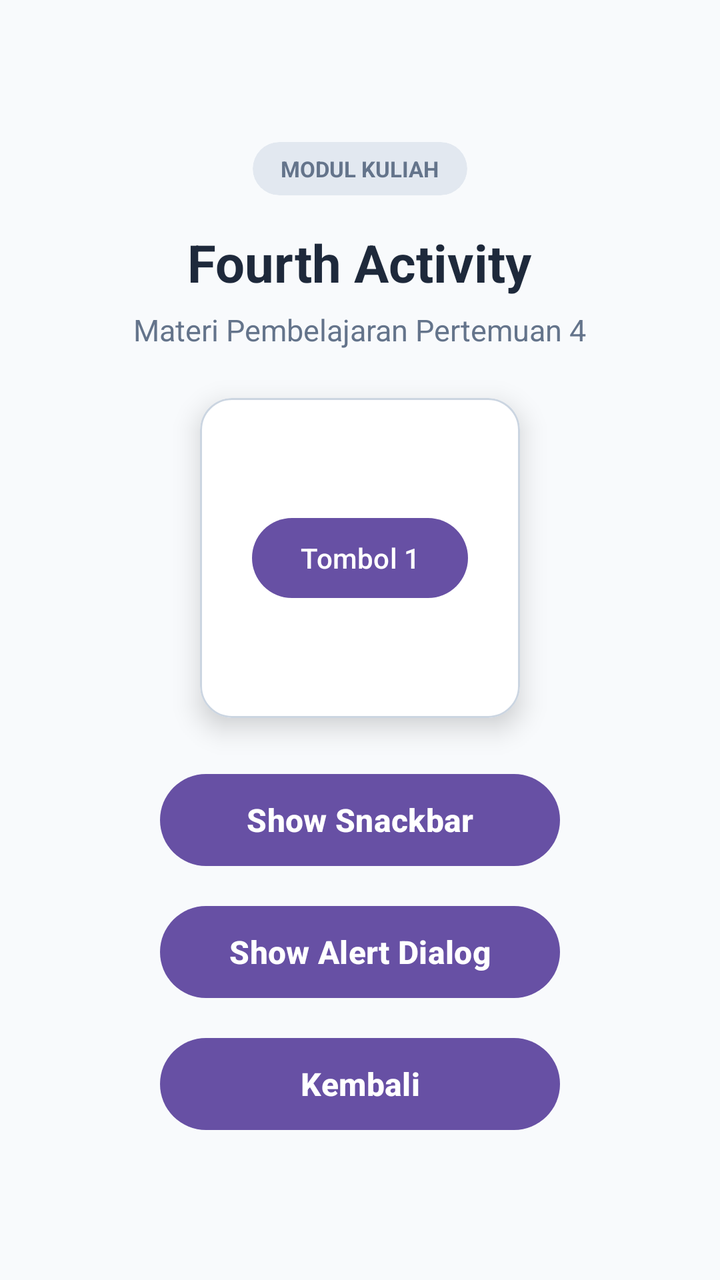
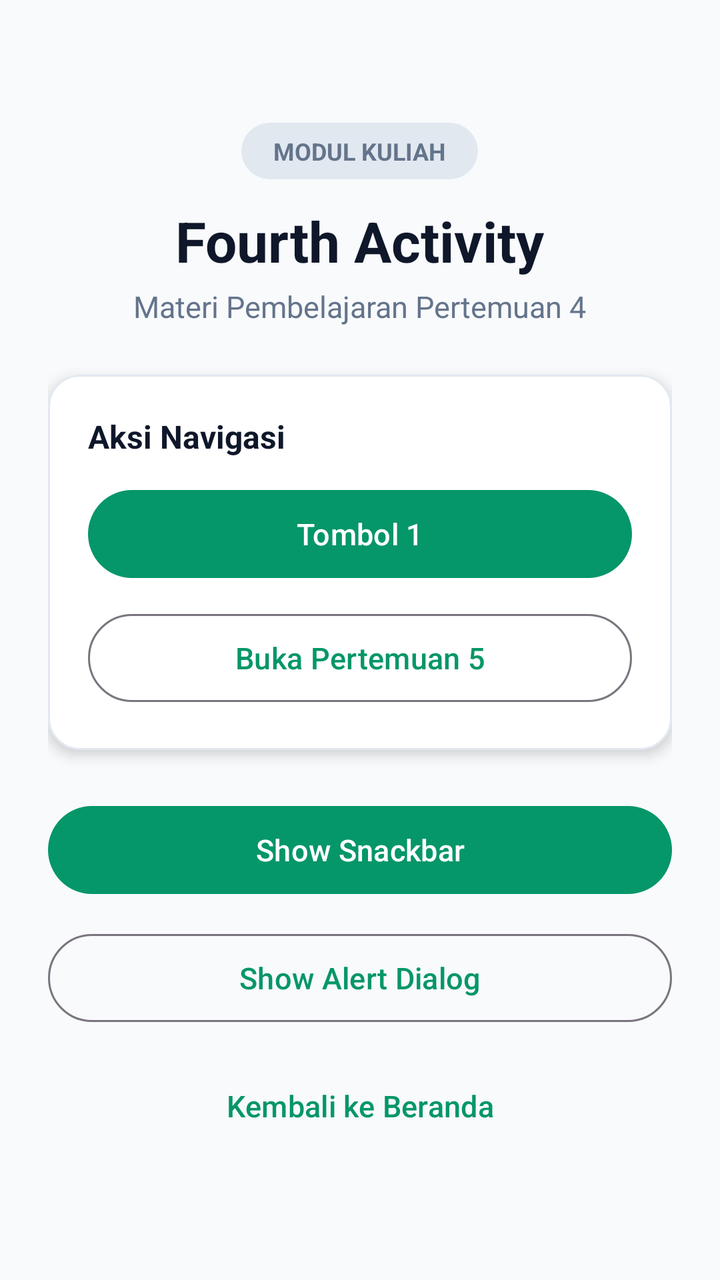

Compare the two renders of this Android layout. The source of the first and the diff that turns it into the second are given below.
<!-- AndroidManifest.xml: application theme Theme.Zikra -->
<!-- res/layout/activity_fourth.xml -->
<?xml version="1.0" encoding="utf-8"?>
<androidx.constraintlayout.widget.ConstraintLayout
    xmlns:android="http://schemas.android.com/apk/res/android"
    xmlns:app="http://schemas.android.com/apk/res-auto"
    xmlns:tools="http://schemas.android.com/tools"
    android:id="@+id/main"
    android:layout_width="match_parent"
    android:layout_height="match_parent"
    android:background="#F8FAFC"
    tools:context=".pertemuan_4.FourthActivity">

    
    <LinearLayout
        android:layout_width="match_parent"
        android:layout_height="wrap_content"
        android:orientation="vertical"
        android:gravity="center"
        android:padding="32dp"
        app:layout_constraintBottom_toBottomOf="parent"
        app:layout_constraintEnd_toEndOf="parent"
        app:layout_constraintStart_toStartOf="parent"
        app:layout_constraintTop_toTopOf="parent">

        
        <androidx.cardview.widget.CardView
            android:layout_width="wrap_content"
            android:layout_height="wrap_content"
            android:layout_marginBottom="16dp"
            app:cardBackgroundColor="#E2E8F0"
            app:cardCornerRadius="16dp"
            app:cardElevation="0dp">

            <TextView
                android:layout_width="wrap_content"
                android:layout_height="wrap_content"
                android:paddingHorizontal="14dp"
                android:paddingVertical="6dp"
                android:text="MODUL KULIAH"
                android:textColor="#64748B"
                android:textSize="11sp"
                android:textStyle="bold" />
        </androidx.cardview.widget.CardView>

        
        <TextView
            android:id="@+id/tvFourthTitle"
            android:layout_width="wrap_content"
            android:layout_height="wrap_content"
            android:text="Fourth Activity"
            android:textColor="#1E293B"
            android:textSize="26sp"
            android:textStyle="bold" />

        
        <TextView
            android:layout_width="wrap_content"
            android:layout_height="wrap_content"
            android:text="Materi Pembelajaran Pertemuan 4"
            android:textColor="#64748B"
            android:textSize="15sp"
            android:layout_marginTop="6dp"
            android:layout_marginBottom="24dp" />

        
        <com.google.android.material.card.MaterialCardView
            android:id="@+id/materialCardView"
            android:layout_width="160dp"
            android:layout_height="160dp"
            android:layout_marginBottom="24dp"
            app:cardCornerRadius="16dp"
            app:cardElevation="8dp"
            app:strokeWidth="1dp"
            app:strokeColor="#CBD5E1"
            android:backgroundTint="#FFFFFF">

            <androidx.constraintlayout.widget.ConstraintLayout
                android:layout_width="match_parent"
                android:layout_height="match_parent"
                android:padding="12dp">

                <Button
                    android:id="@+id/btn1"
                    android:layout_width="wrap_content"
                    android:layout_height="wrap_content"
                    android:text="Tombol 1"
                    app:layout_constraintBottom_toBottomOf="parent"
                    app:layout_constraintEnd_toEndOf="parent"
                    app:layout_constraintStart_toStartOf="parent"
                    app:layout_constraintTop_toTopOf="parent" />

            </androidx.constraintlayout.widget.ConstraintLayout>

        </com.google.android.material.card.MaterialCardView>

        
        <Button
            android:id="@+id/btnShowSnackbar"
            android:layout_width="200dp"
            android:layout_height="54dp"
            android:layout_marginBottom="12dp"
            android:text="Show Snackbar"
            android:textAllCaps="false"
            android:textSize="16sp"
            android:textStyle="bold" />

        
        <Button
            android:id="@+id/btnShowAlertDialog"
            android:layout_width="200dp"
            android:layout_height="54dp"
            android:layout_marginBottom="12dp"
            android:text="Show Alert Dialog"
            android:textAllCaps="false"
            android:textSize="16sp"
            android:textStyle="bold" />

        
        <Button
            android:id="@+id/btnKembali"
            android:layout_width="200dp"
            android:layout_height="54dp"
            android:text="Kembali"
            android:textAllCaps="false"
            android:textSize="16sp"
            android:textStyle="bold" />

    </LinearLayout>

</androidx.constraintlayout.widget.ConstraintLayout>
<!-- resources referenced by this layout -->
<resources>
  <style name="Theme.Zikra" parent="Base.Theme.Zikra" />
  <style name="Base.Theme.Zikra" parent="Theme.Material3.DayNight.NoActionBar">
          
          
      </style>
</resources>

<!-- the commit's change to res/layout/activity_fourth.xml (unified diff, before → after) -->
@@ -6,7 +6,7 @@
     android:id="@+id/main"
     android:layout_width="match_parent"
     android:layout_height="match_parent"
-    android:background="#F8FAFC"
+    android:background="@color/background_light"
     tools:context=".pertemuan_4.FourthActivity">
 
     
@@ -14,8 +14,8 @@
         android:layout_width="match_parent"
         android:layout_height="wrap_content"
         android:orientation="vertical"
-        android:gravity="center"
-        android:padding="32dp"
+        android:gravity="center_horizontal"
+        android:padding="24dp"
         app:layout_constraintBottom_toBottomOf="parent"
         app:layout_constraintEnd_toEndOf="parent"
         app:layout_constraintStart_toStartOf="parent"
@@ -25,7 +25,7 @@
         <androidx.cardview.widget.CardView
             android:layout_width="wrap_content"
             android:layout_height="wrap_content"
-            android:layout_marginBottom="16dp"
+            android:layout_marginBottom="12dp"
             app:cardBackgroundColor="#E2E8F0"
             app:cardCornerRadius="16dp"
             app:cardElevation="0dp">
@@ -33,11 +33,11 @@
             <TextView
                 android:layout_width="wrap_content"
                 android:layout_height="wrap_content"
-                android:paddingHorizontal="14dp"
+                android:paddingHorizontal="16dp"
                 android:paddingVertical="6dp"
                 android:text="MODUL KULIAH"
-                android:textColor="#64748B"
-                android:textSize="11sp"
+                android:textColor="@color/text_secondary"
+                android:textSize="12sp"
                 android:textStyle="bold" />
         </androidx.cardview.widget.CardView>
 
@@ -47,8 +47,8 @@
             android:layout_width="wrap_content"
             android:layout_height="wrap_content"
             android:text="Fourth Activity"
-            android:textColor="#1E293B"
-            android:textSize="26sp"
+            android:textColor="@color/text_primary"
+            android:textSize="28sp"
             android:textStyle="bold" />
 
         
@@ -56,73 +56,90 @@
             android:layout_width="wrap_content"
             android:layout_height="wrap_content"
             android:text="Materi Pembelajaran Pertemuan 4"
-            android:textColor="#64748B"
+            android:textColor="@color/text_secondary"
             android:textSize="15sp"
-            android:layout_marginTop="6dp"
+            android:layout_marginTop="4dp"
             android:layout_marginBottom="24dp" />
 
         
         <com.google.android.material.card.MaterialCardView
             android:id="@+id/materialCardView"
-            android:layout_width="160dp"
-            android:layout_height="160dp"
+            android:layout_width="match_parent"
+            android:layout_height="wrap_content"
             android:layout_marginBottom="24dp"
             app:cardCornerRadius="16dp"
-            app:cardElevation="8dp"
+            app:cardElevation="4dp"
             app:strokeWidth="1dp"
-            app:strokeColor="#CBD5E1"
-            android:backgroundTint="#FFFFFF">
+            app:strokeColor="#E2E8F0"
+            android:backgroundTint="@color/surface_light">
 
-            <androidx.constraintlayout.widget.ConstraintLayout
+            <LinearLayout
                 android:layout_width="match_parent"
-                android:layout_height="match_parent"
-                android:padding="12dp">
+                android:layout_height="wrap_content"
+                android:orientation="vertical"
+                android:padding="20dp">
+
+                <TextView
+                    android:layout_width="wrap_content"
+                    android:layout_height="wrap_content"
+                    android:text="Aksi Navigasi"
+                    android:textColor="@color/text_primary"
+                    android:textStyle="bold"
+                    android:textSize="16sp"
+                    android:layout_marginBottom="12dp" />
 
                 <Button
                     android:id="@+id/btn1"
-                    android:layout_width="wrap_content"
-                    android:layout_height="wrap_content"
+                    android:layout_width="match_parent"
+                    android:layout_height="52dp"
                     android:text="Tombol 1"
-                    app:layout_constraintBottom_toBottomOf="parent"
-                    app:layout_constraintEnd_toEndOf="parent"
-                    app:layout_constraintStart_toStartOf="parent"
-                    app:layout_constraintTop_toTopOf="parent" />
+                    android:textAllCaps="false"
+                    android:textSize="15sp"
+                    android:layout_marginBottom="10dp" />
 
-            </androidx.constraintlayout.widget.ConstraintLayout>
+                <Button
+                    android:id="@+id/button4"
+                    android:layout_width="match_parent"
+                    android:layout_height="52dp"
+                    android:text="Buka Pertemuan 5"
+                    android:textAllCaps="false"
+                    android:textSize="15sp"
+                    style="@style/Widget.Material3.Button.OutlinedButton" />
+
+            </LinearLayout>
 
         </com.google.android.material.card.MaterialCardView>
 
         
         <Button
             android:id="@+id/btnShowSnackbar"
-            android:layout_width="200dp"
-            android:layout_height="54dp"
+            android:layout_width="match_parent"
+            android:layout_height="52dp"
             android:layout_marginBottom="12dp"
             android:text="Show Snackbar"
             android:textAllCaps="false"
-            android:textSize="16sp"
-            android:textStyle="bold" />
+            android:textSize="15sp" />
 
         
         <Button
             android:id="@+id/btnShowAlertDialog"
-            android:layout_width="200dp"
-            android:layout_height="54dp"
+            android:layout_width="match_parent"
+            android:layout_height="52dp"
             android:layout_marginBottom="12dp"
             android:text="Show Alert Dialog"
             android:textAllCaps="false"
-            android:textSize="16sp"
-            android:textStyle="bold" />
+            android:textSize="15sp"
+            style="@style/Widget.Material3.Button.OutlinedButton" />
 
         
         <Button
             android:id="@+id/btnKembali"
-            android:layout_width="200dp"
-            android:layout_height="54dp"
-            android:text="Kembali"
+            android:layout_width="match_parent"
+            android:layout_height="52dp"
+            android:text="Kembali ke Beranda"
             android:textAllCaps="false"
-            android:textSize="16sp"
-            android:textStyle="bold" />
+            android:textSize="15sp"
+            style="@style/Widget.Material3.Button.TextButton" />
 
     </LinearLayout>
 
<!-- resource entries referenced after the edit -->
@@ -1,9 +1,17 @@
 <!-- resources referenced by this layout -->
 <resources>
+  <color name="background_light">#F8FAFC</color>
+  <color name="surface_light">#FFFFFF</color>
+  <color name="text_primary">#0F172A</color>
+  <color name="text_secondary">#64748B</color>
   <style name="Theme.Zikra" parent="Base.Theme.Zikra" />
   <style name="Base.Theme.Zikra" parent="Theme.Material3.DayNight.NoActionBar">
           
-          
+          <item name="colorPrimary">@color/primary</item>
+          <item name="colorSecondary">@color/secondary</item>
+          <item name="android:colorBackground">@color/background_light</item>
       </style>
+  <color name="primary">#059669</color>
+  <color name="secondary">#14B8A6</color>
 </resources>
 
